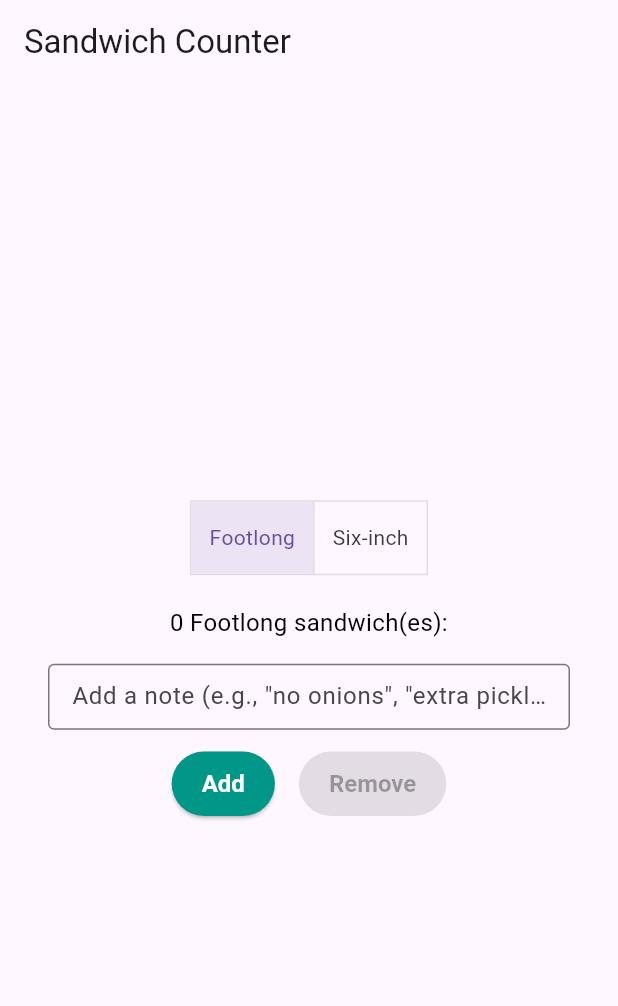
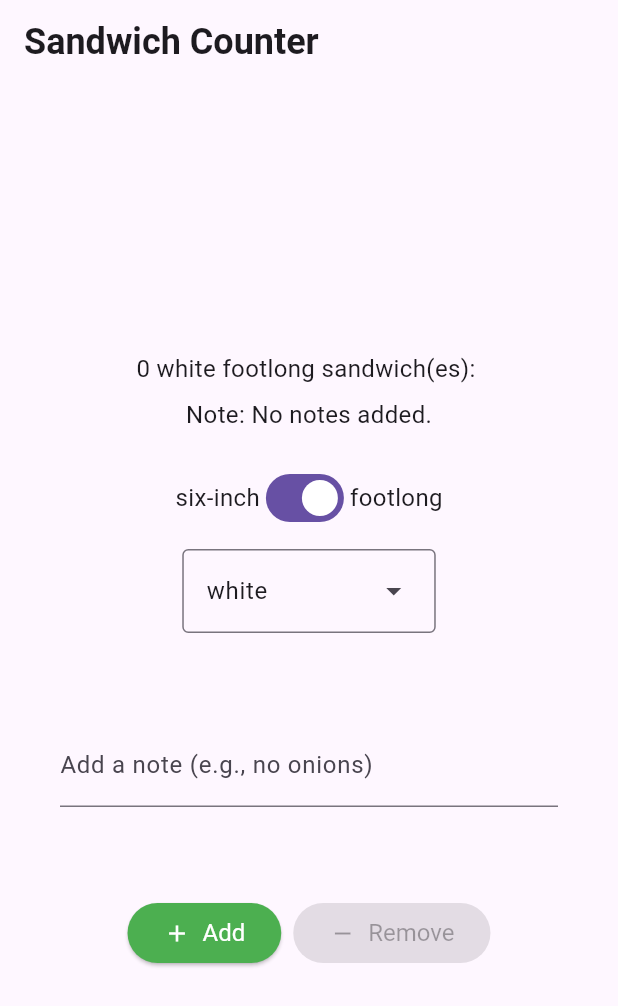
Before and after one commit to Marinos551/sandwich_shop1, a Flutter app: the screen it shows after launch, on a phone screen of 412 x 824 dp. Shown: the top 1006 px of the screen. Run offline on Flutter 3.47's test engine with Material 3 defaults, Android fonts, the phone set to English and light mode, and no system bars.

Commit message:
Update main.dart to use app_styles.dart

```diff
--- a/lib/main.dart
+++ b/lib/main.dart
@@ -1,4 +1,9 @@
 import 'package:flutter/material.dart';
+
+import 'package:sandwich_shop/views/app_styles.dart';
+
+
+enum BreadType { white, wheat, wholemeal }
 
 void main() {
   runApp(const App());
@@ -16,40 +21,6 @@ class App extends StatelessWidget {
   }
 }
 
-@override
-Widget build(BuildContext context) {
-  return MaterialApp(
-    title: 'Sandwich Shop App',
-    debugShowCheckedModeBanner: false,
-    home: Scaffold(
-      appBar: AppBar(title: const Text('Sandwich Counter')),
-      // The bit that you need to update starts from here
-      body: Center(
-        child: Column(
-          mainAxisAlignment: MainAxisAlignment.center,
-          children: [
-            const OrderItemDisplay(5, 'Footlong', isFootlong: true),
-            Row(
-              mainAxisAlignment: MainAxisAlignment.center,
-              children: [
-                ElevatedButton(
-                  onPressed: () => print('Add button pressed!'),
-                  child: const Text('Add'),
-                ),
-                ElevatedButton(
-                  onPressed: () => print('Remove button pressed!'),
-                  child: const Text('Remove'),
-                ),
-              ],
-            ),
-          ],
-        ),
-      ),
-      // The bit that you need to update ends here
-    ),
-  );
-}
-
 class OrderScreen extends StatefulWidget {
   final int maxQuantity;
 
@@ -63,26 +34,16 @@ class OrderScreen extends StatefulWidget {
 
 class _OrderScreenState extends State<OrderScreen> {
   int _quantity = 0;
-  bool _isFootlong = true; // New state variable
-  final TextEditingController _notesController = TextEditingController(); // New controller
+  final TextEditingController _notesController = TextEditingController();
+  bool _isFootlong = true;
+  BreadType _selectedBreadType = BreadType.white;
 
-  void _increaseQuantity() {
-    if (_quantity < widget.maxQuantity) {
-      setState(() {
-        _quantity++;
-        // Add this temporary line to see debugging in action
-        print('Current quantity: $_quantity; notes: "${_notesController.text}"');
+  @override
+  void initState() {
+    super.initState();
+    _notesController.addListener(() {
+      setState(() {});
     });
-    }
-  }
-
-  void _decreaseQuantity() {
-    if (_quantity > 0) {
-      setState(() {
-        _quantity--;
-        print('Current quantity: $_quantity; notes: "${_notesController.text}"');
-      });
-    }
   }
 
   @override
@@ -91,92 +52,123 @@ class _OrderScreenState extends State<OrderScreen> {
     super.dispose();
   }
 
+  VoidCallback? _getIncreaseCallback() {
+    if (_quantity < widget.maxQuantity) {
+      return () {
+        setState(() => _quantity++);
+      };
+    }
+    return null;
+  }
+
+  VoidCallback? _getDecreaseCallback() {
+    if (_quantity > 0) {
+      return () {
+        setState(() => _quantity--);
+      };
+    }
+    return null;
+  }
+
+  void _onSandwichTypeChanged(bool value) {
+    setState(() => _isFootlong = value);
+  }
+
+  void _onBreadTypeSelected(BreadType? value) {
+    if (value != null) {
+      setState(() => _selectedBreadType = value);
+    }
+  }
+
+  List<DropdownMenuEntry<BreadType>> _buildDropdownEntries() {
+    List<DropdownMenuEntry<BreadType>> entries = [];
+    for (BreadType bread in BreadType.values) {
+      DropdownMenuEntry<BreadType> newEntry = DropdownMenuEntry<BreadType>(
+        value: bread,
+        label: bread.name,
+      );
+      entries.add(newEntry);
+    }
+    return entries;
+  }
+
   @override
   Widget build(BuildContext context) {
+    String sandwichType = 'footlong';
+    if (!_isFootlong) {
+      sandwichType = 'six-inch';
+    }
+
+    String noteForDisplay;
+    if (_notesController.text.isEmpty) {
+      noteForDisplay = 'No notes added.';
+    } else {
+      noteForDisplay = _notesController.text;
+    }
+
     return Scaffold(
       appBar: AppBar(
-        title: const Text('Sandwich Counter'),
+        title: const Text(
+          'Sandwich Counter',
+          style: heading1,
+        ),
       ),
       body: Center(
         child: Column(
           mainAxisAlignment: MainAxisAlignment.center,
           children: <Widget>[
-            // Add size selection
+            OrderItemDisplay(
+              quantity: _quantity,
+              itemType: sandwichType,
+              breadType: _selectedBreadType,
+              orderNote: noteForDisplay,
+            ),
+            const SizedBox(height: 20),
             Row(
               mainAxisAlignment: MainAxisAlignment.center,
               children: [
-                ToggleButtons(
-                  isSelected: [_isFootlong, !_isFootlong],
-                  onPressed: (index) {
-                    setState(() {
-                      _isFootlong = index == 0;
-                    });
-                  },
-                  children: const [
-                    Padding(
-                      padding: EdgeInsets.symmetric(horizontal: 12),
-                      child: Text('Footlong'),
+                const Text('six-inch', style: normalText),
+                Switch(
+                  value: _isFootlong,
+                  onChanged: _onSandwichTypeChanged,
                 ),
-                    Padding(
-                      padding: EdgeInsets.symmetric(horizontal: 12),
-                      child: Text('Six-inch'),
-                    ),
+                const Text('footlong', style: normalText),
               ],
             ),
-              ],
+            const SizedBox(height: 10),
+            DropdownMenu<BreadType>(
+              textStyle: normalText,
+              initialSelection: _selectedBreadType,
+              onSelected: _onBreadTypeSelected,
+              dropdownMenuEntries: _buildDropdownEntries(),
             ),
             const SizedBox(height: 20),
-            // show current selection & notes
-            OrderItemDisplay(
-              _quantity,
-              'sandwich',
-              isFootlong: _isFootlong,
-              notes: _notesController.text,
-            ),
-            const SizedBox(height: 16),
-            // Notes input - user types before pressing Add/Remove
             Padding(
-              padding: const EdgeInsets.symmetric(horizontal: 32.0),
+              padding: const EdgeInsets.all(40.0),
               child: TextField(
+                key: const Key('notes_textfield'),
                 controller: _notesController,
                 decoration: const InputDecoration(
-                  hintText: 'Add a note (e.g., "no onions", "extra pickles")',
-                  border: OutlineInputBorder(),
-                  isDense: true,
-                  contentPadding: EdgeInsets.symmetric(horizontal: 12, vertical: 10),
+                  labelText: 'Add a note (e.g., no onions)',
                 ),
               ),
             ),
-            const SizedBox(height: 12),
+            const SizedBox(height: 20),
             Row(
               mainAxisAlignment: MainAxisAlignment.center,
               children: [
-                ElevatedButton(
-                  onPressed: _quantity < widget.maxQuantity ? _increaseQuantity : null,
-                  style: ElevatedButton.styleFrom(
-                    backgroundColor: Colors.teal,
-                    foregroundColor: Colors.white,
-                    textStyle: const TextStyle(
-                      fontSize: 16,
-                      fontWeight: FontWeight.bold,
+                StyledButton(
+                  onPressed: _getIncreaseCallback(),
+                  icon: Icons.add,
+                  label: 'Add',
+                  backgroundColor: Colors.green,
                 ),
-                    padding: const EdgeInsets.symmetric(horizontal: 20, vertical: 12),
-                  ),
-                  child: const Text('Add'),
-                ),
-                const SizedBox(width: 16),
-                ElevatedButton(
-                  onPressed: _quantity > 0 ? _decreaseQuantity : null,
-                  style: ElevatedButton.styleFrom(
-                    backgroundColor: Colors.redAccent,
-                    foregroundColor: Colors.white,
-                    textStyle: const TextStyle(
-                      fontSize: 16,
-                      fontWeight: FontWeight.bold,
-                    ),
-                    padding: const EdgeInsets.symmetric(horizontal: 20, vertical: 12),
-                  ),
-                  child: const Text('Remove'),
+                const SizedBox(width: 8),
+                StyledButton(
+                  onPressed: _getDecreaseCallback(),
+                  icon: Icons.remove,
+                  label: 'Remove',
+                  backgroundColor: Colors.red,
                 ),
               ],
             ),
@@ -187,27 +179,73 @@ class _OrderScreenState extends State<OrderScreen> {
   }
 }
 
-class OrderItemDisplay extends StatelessWidget {
-   final int quantity;
-   final String itemType;
-   final bool isFootlong;
-   final String? notes; // new optional notes field
+class StyledButton extends StatelessWidget {
+  final VoidCallback? onPressed;
+  final IconData icon;
+  final String label;
+  final Color backgroundColor;
 
-   const OrderItemDisplay(
-     this.quantity,
-     this.itemType, {
+  const StyledButton({
     super.key,
-    required this.isFootlong,
-    this.notes,
+    required this.onPressed,
+    required this.icon,
+    required this.label,
+    required this.backgroundColor,
   });
 
   @override
   Widget build(BuildContext context) {
-     final sandwichType = isFootlong ? 'Footlong' : 'Six-inch';
-     return Text(
-      '$quantity $sandwichType sandwich(es): ${'🥪' * quantity}${(notes != null && notes!.isNotEmpty) ? '\nNote: $notes' : ''}',
-      style: const TextStyle(fontSize: 16, color: Colors.black),
-      textAlign: TextAlign.center,
+    ButtonStyle myButtonStyle = ElevatedButton.styleFrom(
+      backgroundColor: backgroundColor,
+      foregroundColor: Colors.white,
+      textStyle: normalText,
+    );
+
+    return ElevatedButton(
+      onPressed: onPressed,
+      style: myButtonStyle,
+      child: Row(
+        children: [
+          Icon(icon),
+          const SizedBox(width: 8),
+          Text(label),
+        ],
+      ),
     );
   }
 }
+
+class OrderItemDisplay extends StatelessWidget {
+  final int quantity;
+  final String itemType;
+  final BreadType breadType;
+  final String orderNote;
+
+  const OrderItemDisplay({
+    super.key,
+    required this.quantity,
+    required this.itemType,
+    required this.breadType,
+    required this.orderNote,
+  });
+
+  @override
+  Widget build(BuildContext context) {
+    String displayText =
+        '$quantity ${breadType.name} $itemType sandwich(es): ${'🥪' * quantity}';
+
+    return Column(
+      children: [
+        Text(
+          displayText,
+          style: normalText,
+        ),
+        const SizedBox(height: 8),
+        Text(
+          'Note: $orderNote',
+          style: normalText,
+        ),
+      ],
+    );
+  }
+}
```
Lines whose indentation alone changed are shown as unchanged.
